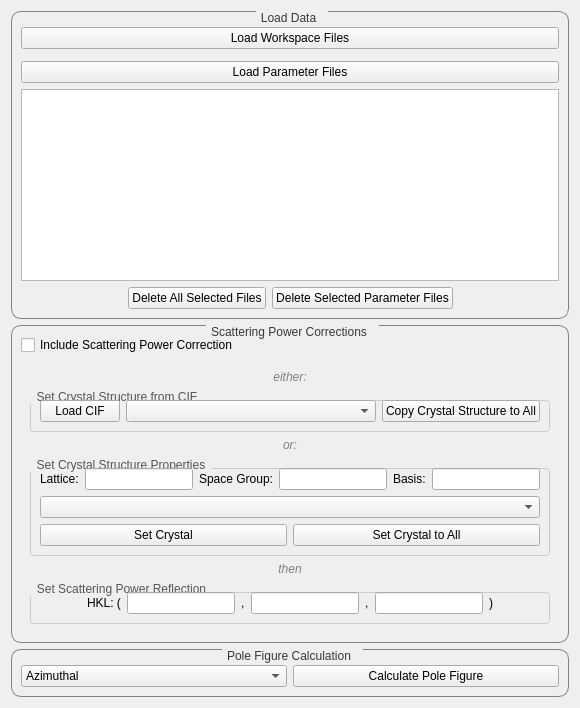
This is qt/python/mantidqtinterfaces/mantidqtinterfaces/Engineering/gui/engineering_diffraction/tabs/texture/texture_tab.ui in mantidproject/mantid as Qt 5 draws it before an edit. The edited form follows.
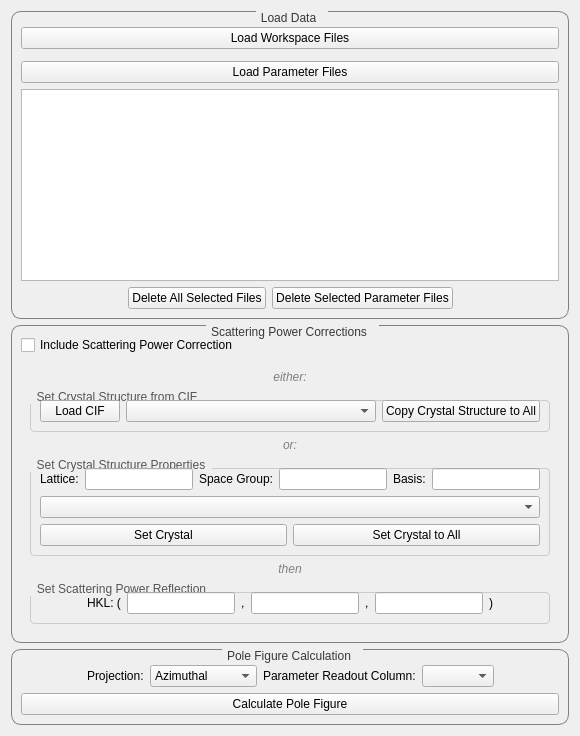
This is the edited form. Custom widgets are drawn as their Qt base class.

Commit message: handle changing pf column

The edit to the form file:
```diff
--- a/qt/python/mantidqtinterfaces/mantidqtinterfaces/Engineering/gui/engineering_diffraction/tabs/texture/texture_tab.ui
+++ b/qt/python/mantidqtinterfaces/mantidqtinterfaces/Engineering/gui/engineering_diffraction/tabs/texture/texture_tab.ui
@@ -445,6 +445,26 @@
       <!-- Combo box and button on same row -->
       <item>
         <layout class="QHBoxLayout" name="hozLayout_proj">
+          <item>
+            <spacer name="spacer_left">
+              <property name="orientation">
+                <enum>Qt::Horizontal</enum>
+              </property>
+              <property name="sizeHint" stdset="0">
+                <size>
+                  <width>40</width>
+                  <height>20</height>
+                </size>
+              </property>
+            </spacer>
+          </item>
+          <item>
+            <widget class="QLabel" name="label_proj">
+              <property name="text">
+                <string>Projection:</string>
+              </property>
+            </widget>
+          </item>
           <item>
             <widget class="QComboBox" name="combo_projMethod">
               <item>
@@ -459,16 +479,42 @@
               </item>
             </widget>
           </item>
-          <item>
-            <widget class="QPushButton" name="btn_calc_pf">
+            <item>
+            <widget class="QLabel" name="label_param">
               <property name="text">
-                <string>Calculate Pole Figure</string>
+                <string>Parameter Readout Column:</string>
               </property>
             </widget>
           </item>
+          <item>
+            <widget class="QComboBox" name="combo_param">
+            </widget>
+          </item>
+          <item>
+            <spacer name="spacer_right">
+              <property name="orientation">
+                <enum>Qt::Horizontal</enum>
+              </property>
+              <property name="sizeHint" stdset="0">
+                <size>
+                  <width>40</width>
+                  <height>20</height>
+                </size>
+              </property>
+            </spacer>
+          </item>
         </layout>
       </item>
 
+      <!-- Calculate Button -->
+      <item>
+        <widget class="QPushButton" name="btn_calc_pf">
+          <property name="text">
+            <string>Calculate Pole Figure</string>
+          </property>
+        </widget>
+      </item>
+
     </layout>
   </widget>
 </item>
```
Left out of the diff: 5 changed lines with no effect on the pictures. The commit also changes 3 other files.
